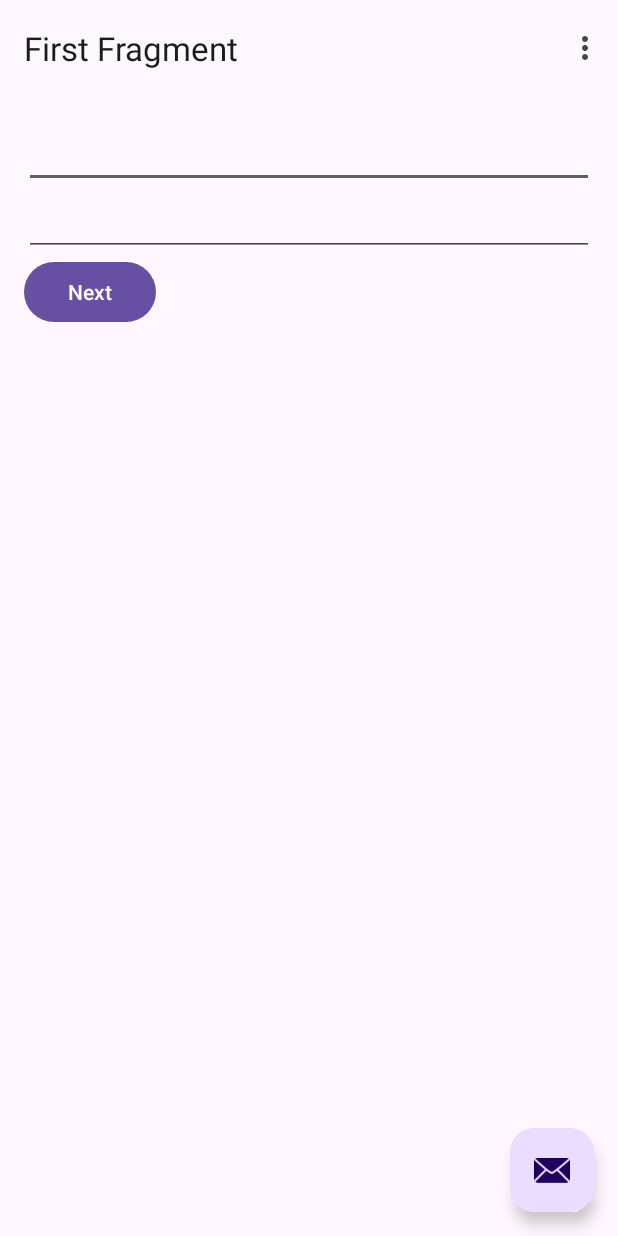
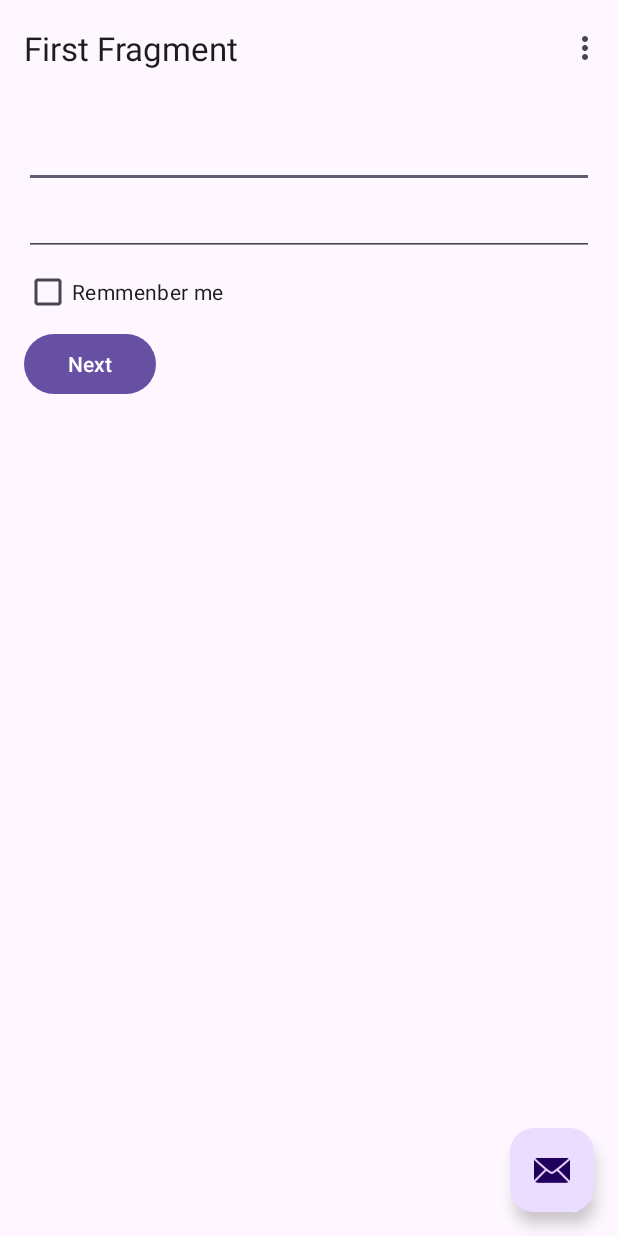
Before and after one commit to isolino/taller-enterview, an Android app: the screen it shows after launch (MainActivity), on a phone screen of 412 x 824 dp. Run offline under Robolectric (Android 15) with nearby library versions, the phone set to English and light mode, and no system bars; our stand-ins replace navigation-ui.

Commit message:
remember me layout

```diff
--- a/app/src/main/java/com/example/tallerinterview/FirstFragment.kt
+++ b/app/src/main/java/com/example/tallerinterview/FirstFragment.kt
@@ -65,8 +65,9 @@ class FirstFragment : Fragment() {
 
         binding.buttonFirst.setOnClickListener {
             viewModel.login(
-                binding.user.text.toString(),
-                binding.password.text.toString()
+                user = binding.user.text.toString(),
+                password = binding.password.text.toString(),
+                rememberMe = binding.cbRemember.isChecked
             )
         }
     }
--- a/app/src/main/java/com/example/tallerinterview/LoginViewModel.kt
+++ b/app/src/main/java/com/example/tallerinterview/LoginViewModel.kt
@@ -22,7 +22,7 @@ class LoginViewModel : ViewModel() {
     private var showError = false
 
 
-    fun login(user: String, password: String) {
+    fun login(user: String, password: String, rememberMe: Boolean) {
 
 
         viewModelScope.launch {
--- a/app/src/main/res/layout/fragment_first.xml
+++ b/app/src/main/res/layout/fragment_first.xml
@@ -25,6 +25,12 @@
             android:layout_height="wrap_content"
             app:layout_constraintTop_toBottomOf="@id/user"/>
 
+        <CheckBox
+            android:id="@+id/cb_remember"
+            android:layout_width="wrap_content"
+            android:layout_height="wrap_content"
+            android:text="@string/remember_me" />
+
         <Button
             android:id="@+id/button_first"
             android:layout_width="wrap_content"
--- a/app/src/main/res/values/strings.xml
+++ b/app/src/main/res/values/strings.xml
@@ -43,4 +43,5 @@
         libero vel nunc consequat, quis tincidunt nisl eleifend. Cras bibendum enim a justo luctus
         vestibulum. Fusce dictum libero quis erat maximus, vitae volutpat diam dignissim.
     </string>
+    <string name="remember_me">Remmenber me</string>
 </resources>
```
